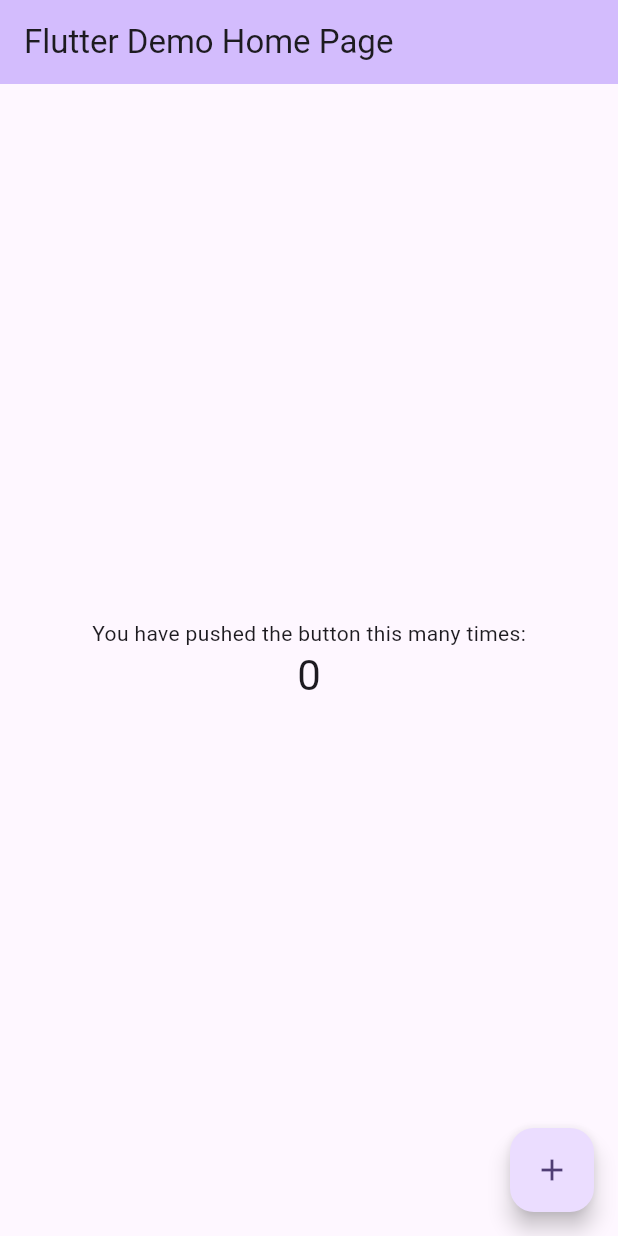
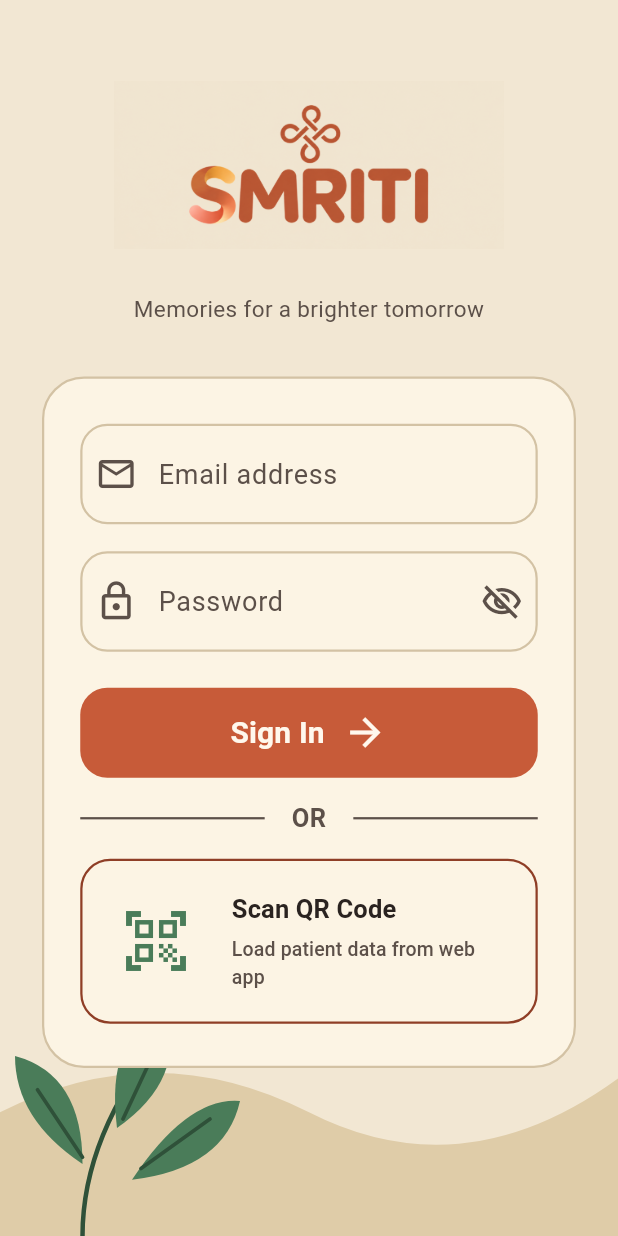
Before and after one commit to Abhayk777/smriti-app, a Flutter app: the screen it shows after launch, on a phone screen of 412 x 824 dp. Run offline on Flutter 3.47's test engine with Material 3 defaults, Android fonts, the phone set to English and light mode, and no system bars.

Commit message:
Update login screen UI

```diff
--- a/lib/main.dart
+++ b/lib/main.dart
@@ -1,4 +1,5 @@
 import 'package:flutter/material.dart';
+import 'screens/login_screen.dart';
 
 void main() {
   runApp(const MyApp());
@@ -11,6 +12,7 @@ class MyApp extends StatelessWidget {
   @override
   Widget build(BuildContext context) {
     return MaterialApp(
+      debugShowCheckedModeBanner: false,
       title: 'Smriti',
       theme: ThemeData(
         // This is the theme of your application.
@@ -30,7 +32,7 @@ class MyApp extends StatelessWidget {
         // tested with just a hot reload.
         colorScheme: ColorScheme.fromSeed(seedColor: Colors.deepPurple),
       ),
-      home: const MyHomePage(title: 'Flutter Demo Home Page'),
+      home: const LoginScreen(),
     );
   }
 }
--- /dev/null
+++ b/lib/screens/login_screen.dart
@@ -0,0 +1,371 @@
+import 'package:flutter/material.dart';
+import 'package:smriti/app_colors.dart';
+
+class LoginScreen extends StatefulWidget {
+  const LoginScreen({super.key});
+
+  @override
+  State<LoginScreen> createState() => _LoginScreenState();
+}
+
+class _LoginScreenState extends State<LoginScreen> {
+  final TextEditingController emailController = TextEditingController();
+  final TextEditingController passwordController = TextEditingController();
+
+  bool isPasswordVisible = false;
+
+  @override
+  void dispose() {
+    emailController.dispose();
+    passwordController.dispose();
+    super.dispose();
+  }
+
+  @override
+  Widget build(BuildContext context) {
+    return Scaffold(
+      backgroundColor: AppColors.pageBackground,
+      body: SafeArea(
+        child: Stack(
+          children: [
+
+            // Bottom leaves and wave decoration
+            Positioned(left: 0,right: 0,bottom: 0,height: 150,
+              child: IgnorePointer(child: CustomPaint(painter: BottomDecorationPainter())),
+            ),
+
+            // Main screen content
+            SingleChildScrollView(
+              padding: const EdgeInsets.fromLTRB(28,30,28,160),
+              child: Column(
+                children: [
+                  Image.asset('assets/images/smriti_login_logo.png',
+                    width: 260,height: 160, fit: BoxFit.contain,
+                  ),
+                  const SizedBox(height: 5),
+                  Text('Memories for a brighter tomorrow',
+                    textAlign: TextAlign.center,style: TextStyle(fontSize: 15,color: AppColors.secondaryText),
+                  ),
+
+                  const SizedBox(height: 35),
+
+                  // LOGIN
+                  Container(
+                    width: double.infinity,
+                    padding: const EdgeInsets.fromLTRB(24,30,24,28),
+                    decoration: BoxDecoration(color: AppColors.raisedSurface,
+                      borderRadius: BorderRadius.circular(28),
+                      border: Border.all(color: AppColors.border,width: 1.5),
+                    ),
+                    child: Column(
+                      children: [
+
+                        // EMAIL
+                        TextField(
+                          controller: emailController,
+                          keyboardType: TextInputType.emailAddress,
+                          style: const TextStyle(fontSize: 18,color: AppColors.primaryText),
+                          decoration: InputDecoration(
+                            hintText: 'Email address',
+                            hintStyle: const TextStyle(fontSize: 18,color: AppColors.secondaryText),
+                            prefixIcon: const Icon(Icons.email_outlined,size: 28,color: AppColors.secondaryText),
+                            filled: true,fillColor: AppColors.raisedSurface,
+                            contentPadding:const EdgeInsets.symmetric(horizontal: 18,vertical: 20),
+                            border: OutlineInputBorder(borderRadius: BorderRadius.circular(18),
+                              borderSide: const BorderSide(color: AppColors.border,width: 1.5),
+                            ),
+                            enabledBorder: OutlineInputBorder(borderRadius: BorderRadius.circular(18),
+                              borderSide: const BorderSide(color: AppColors.border,width: 1.5),
+                            ),
+                            focusedBorder: OutlineInputBorder(borderRadius: BorderRadius.circular(18),
+                              borderSide: const BorderSide(color: AppColors.terracotta,width: 2),
+                            ),
+                          ),
+                        ),
+
+                        const SizedBox(height: 18),
+
+                        // PASSWORD
+                        TextField(
+                          controller: passwordController,
+                          obscureText: !isPasswordVisible,
+                          style: const TextStyle(fontSize: 18,color: AppColors.primaryText),
+                          decoration: InputDecoration(
+                            hintText: 'Password',
+                            hintStyle: const TextStyle(fontSize: 18,color: AppColors.secondaryText),
+                            prefixIcon: const Icon(Icons.lock_outline,size: 29,color: AppColors.secondaryText),
+                            suffixIcon: IconButton(
+                              onPressed: () {
+                                setState(() {
+                                  isPasswordVisible =!isPasswordVisible;
+                                });
+                              },
+                              icon: Icon(
+                                isPasswordVisible
+                                    ? Icons.visibility_outlined
+                                    : Icons.visibility_off_outlined,
+                                size: 28,color: AppColors.secondaryText,
+                              ),
+                            ),
+                            filled: true,fillColor: AppColors.raisedSurface,
+                            contentPadding:const EdgeInsets.symmetric(horizontal: 18,vertical: 20),
+                            border: OutlineInputBorder(borderRadius: BorderRadius.circular(18),
+                              borderSide: const BorderSide(color: AppColors.border,width: 1.5),
+                            ),
+                            enabledBorder: OutlineInputBorder(borderRadius: BorderRadius.circular(18),
+                              borderSide: const BorderSide(color: AppColors.border,width: 1.5),
+                            ),
+                            focusedBorder: OutlineInputBorder(borderRadius: BorderRadius.circular(18),
+                              borderSide: const BorderSide(color: AppColors.terracotta,width: 2),
+                            ),
+                          ),
+                        ),
+
+                        const SizedBox(height: 24),
+
+                        // SIGN IN BUTTON
+                        SizedBox(
+                          width: double.infinity,height: 60,
+                          child: ElevatedButton(
+                            onPressed: () {},
+                            style: ElevatedButton.styleFrom(
+                              backgroundColor:AppColors.terracotta,
+                              foregroundColor: AppColors.onColor,elevation: 0,
+                              shape: RoundedRectangleBorder(borderRadius:BorderRadius.circular(18)),
+                            ),
+                            child: const Row(
+                              mainAxisAlignment:MainAxisAlignment.center,
+                              children: [
+                                Text('Sign In',
+                                  style: TextStyle(fontSize: 20,fontWeight: FontWeight.w700),
+                                ),
+                                SizedBox(width: 12),
+                                Icon(Icons.arrow_forward,size: 30),
+                              ],
+                            ),
+                          ),
+                        ),
+
+                        const SizedBox(height: 15),
+
+                        // OR DIVIDER
+                        Row(
+                          children: [
+                            Expanded(
+                              child: Container(
+                                height: 1.5,color: AppColors.secondaryText,
+                              ),
+                            ),
+                            Padding(
+                              padding:const EdgeInsets.symmetric(horizontal: 18),
+                              child: Text('OR',
+                                style: TextStyle(
+                                  fontSize: 17,fontWeight: FontWeight.w600,color:AppColors.secondaryText,
+                                ),
+                              ),
+                            ),
+                            Expanded(
+                              child: Container(
+                                height: 1.5,color: AppColors.secondaryText,
+                              ),
+                            ),
+                          ],
+                        ),
+
+                        const SizedBox(height: 15),
+
+                        // QR SCANNER BUTTON
+                        SizedBox(
+                          width: double.infinity,height: 110,
+                          child: OutlinedButton(
+                            onPressed: () {},
+                            style: OutlinedButton.styleFrom(
+                              side: const BorderSide(color: AppColors.terracottaDark,width: 1.5),
+                              shape: RoundedRectangleBorder(borderRadius:BorderRadius.circular(20)),
+                              padding:const EdgeInsets.symmetric(horizontal: 18),
+                            ),
+                            child: Row(
+                              children: [
+
+                                // QR icon
+                                Container(
+                                  width: 65,height: 65,
+                                  decoration: BoxDecoration(
+                                    color:AppColors.raisedSurface,borderRadius:BorderRadius.circular(12),
+                                  ),
+                                  child: const Icon(
+                                    Icons.qr_code_scanner,size: 48,color: AppColors.leafGreen,
+                                  ),
+                                ),
+
+                                const SizedBox(width: 18),
+
+                                // QR text
+                                Expanded(
+                                  child: Column(
+                                    mainAxisAlignment:MainAxisAlignment.center,
+                                    crossAxisAlignment:CrossAxisAlignment.start,
+                                    children: [
+                                      Text('Scan QR Code',
+                                        style: TextStyle(fontSize: 17,fontWeight:FontWeight.w700,
+                                         color:AppColors.primaryText
+                                        ),
+                                      ),
+                                      const SizedBox(height: 5),
+                                      Text('Load patient data from web app',
+                                        style: TextStyle(fontSize: 13,color: AppColors.secondaryText),
+                                      ),
+                                    ],
+                                  ),
+                                ),
+                              ],
+                            ),
+                          ),
+                        ),
+                      ],
+                    ),
+                  ),
+                ],
+              ),
+            ),
+          ],
+        ),
+      ),
+    );
+  }
+}
+
+// BOTTOM WAVE + LEAVES
+class BottomDecorationPainter extends CustomPainter {
+  @override
+  void paint(Canvas canvas, Size size) {
+
+    // WAVE
+    final wavePaint = Paint()
+      ..color = AppColors.wovenMat
+      ..style = PaintingStyle.fill;
+    final wavePath = Path();
+    wavePath.moveTo(0, size.height * 0.45);
+
+    wavePath.quadraticBezierTo(
+      size.width * 0.25,
+      size.height * 0.10,
+      size.width * 0.50,
+      size.height * 0.45,
+    );
+
+    wavePath.quadraticBezierTo(
+      size.width * 0.75,
+      size.height * 0.80,
+      size.width,
+      size.height * 0.30,
+    );
+
+    wavePath.lineTo(size.width, size.height);
+    wavePath.lineTo(0, size.height);
+    wavePath.close();
+
+    canvas.drawPath(wavePath, wavePaint);
+
+    // LEAVES
+    final leafPaint = Paint()
+      ..color = AppColors.leafGreen
+      ..style = PaintingStyle.fill;
+
+    final stemPaint = Paint()
+      ..color = AppColors.leafGreenDark
+      ..strokeWidth = 3
+      ..style = PaintingStyle.stroke
+      ..strokeCap = StrokeCap.round;
+
+    // Main stem
+    final stem = Path();
+    stem.moveTo(55, size.height);
+
+    stem.quadraticBezierTo(
+      55,size.height * 0.55,110,size.height * 0.10,
+    );
+
+    canvas.drawPath(stem, stemPaint);
+
+    // Left leaf
+    final leftLeaf = Path();
+    leftLeaf.moveTo(55, size.height * 0.68);
+
+    leftLeaf.quadraticBezierTo(
+      10,size.height * 0.48,10,size.height * 0.20,
+    );
+
+    leftLeaf.quadraticBezierTo(
+      55,size.height * 0.28,55,size.height * 0.68,
+    );
+
+    leftLeaf.close();
+
+    canvas.drawPath(leftLeaf, leafPaint);
+
+    // Tall leaf
+    final tallLeaf = Path();
+    tallLeaf.moveTo(78, size.height * 0.52);
+
+    tallLeaf.quadraticBezierTo(
+      70,size.height * 0.10,110,0,
+    );
+
+    tallLeaf.quadraticBezierTo(
+      125,size.height * 0.30,78,size.height * 0.52,
+    );
+
+    tallLeaf.close();
+
+    canvas.drawPath(tallLeaf, leafPaint);
+
+    // Right leaf
+    final rightLeaf = Path();
+    rightLeaf.moveTo(88, size.height * 0.75);
+
+    rightLeaf.quadraticBezierTo(
+      125,size.height * 0.38,160,size.height * 0.40,
+    );
+
+    rightLeaf.quadraticBezierTo(
+      150,size.height * 0.70,88,size.height * 0.75,
+    );
+
+    rightLeaf.close();
+
+    canvas.drawPath(rightLeaf, leafPaint);
+
+    // LEAF VEINS
+    final veinPaint = Paint()
+      ..color = AppColors.leafGreenDark
+      ..strokeWidth = 2.5
+      ..style = PaintingStyle.stroke
+      ..strokeCap = StrokeCap.round;
+
+    canvas.drawLine(
+      Offset(55, size.height * 0.65),
+      Offset(25, size.height * 0.35),
+      veinPaint,
+    );
+
+    canvas.drawLine(
+      Offset(82, size.height * 0.48),
+      Offset(103, size.height * 0.18),
+      veinPaint,
+    );
+
+    canvas.drawLine(
+      Offset(94, size.height * 0.70),
+      Offset(140, size.height * 0.48),
+      veinPaint,
+    );
+  }
+
+  @override
+  bool shouldRepaint(
+    covariant CustomPainter oldDelegate,
+  ) {
+    return false;
+  }
+}
--- a/pubspec.yaml
+++ b/pubspec.yaml
@@ -56,6 +56,8 @@ flutter:
   # included with your application, so that you can use the icons in
   # the material Icons class.
   uses-material-design: true
+  assets:
+    - assets/images/smriti_login_logo.png
 
   # To add assets to your application, add an assets section, like this:
   # assets:
```
Also changed, not shown: assets/images/smriti_login_logo.png (added).
